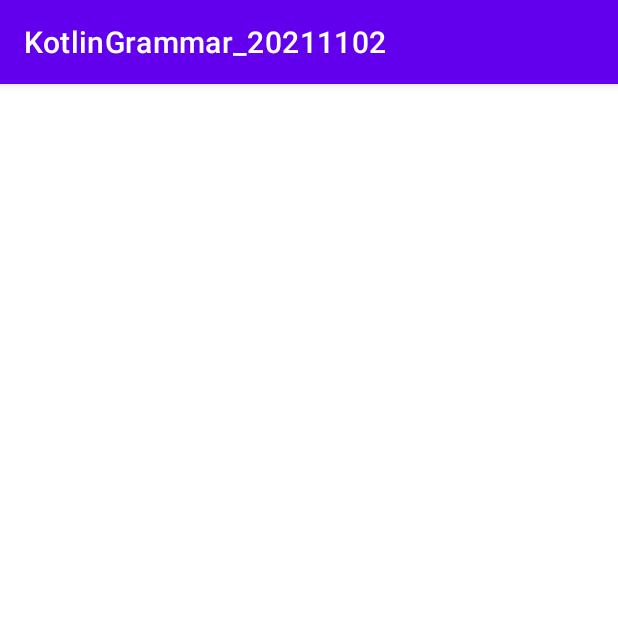
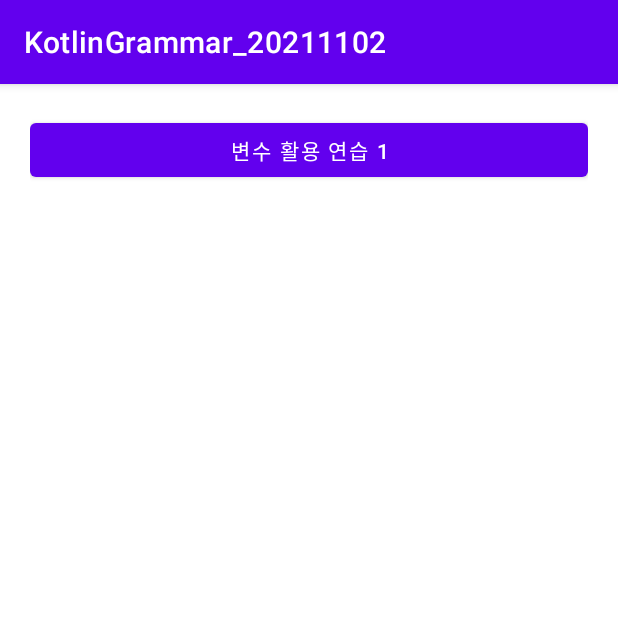
Before and after one commit to clearsky77/KotlinGrammar_20211102, an Android app: the screen it shows after launch (MainActivity), on a phone screen of 412 x 824 dp, the top half of it. Run offline under Robolectric (Android 15) with nearby library versions, the phone set to English and light mode, and no system bars.

```diff
--- a/app/src/main/res/layout/activity_main.xml
+++ b/app/src/main/res/layout/activity_main.xml
@@ -8,5 +8,11 @@
     android:padding="20dp"
     tools:context=".MainActivity">
 
+    <Button
+        android:id="@+id/btnVariable01"
+        android:layout_width="match_parent"
+        android:layout_height="wrap_content"
+        android:text="변수 활용 연습 1"/>
+
 
 </LinearLayout>
```
Also changed, not shown: app/src/main/java/com/clearsky77/kotlingrammar_20211102/MainActivity.kt (+21 -0 lines).
